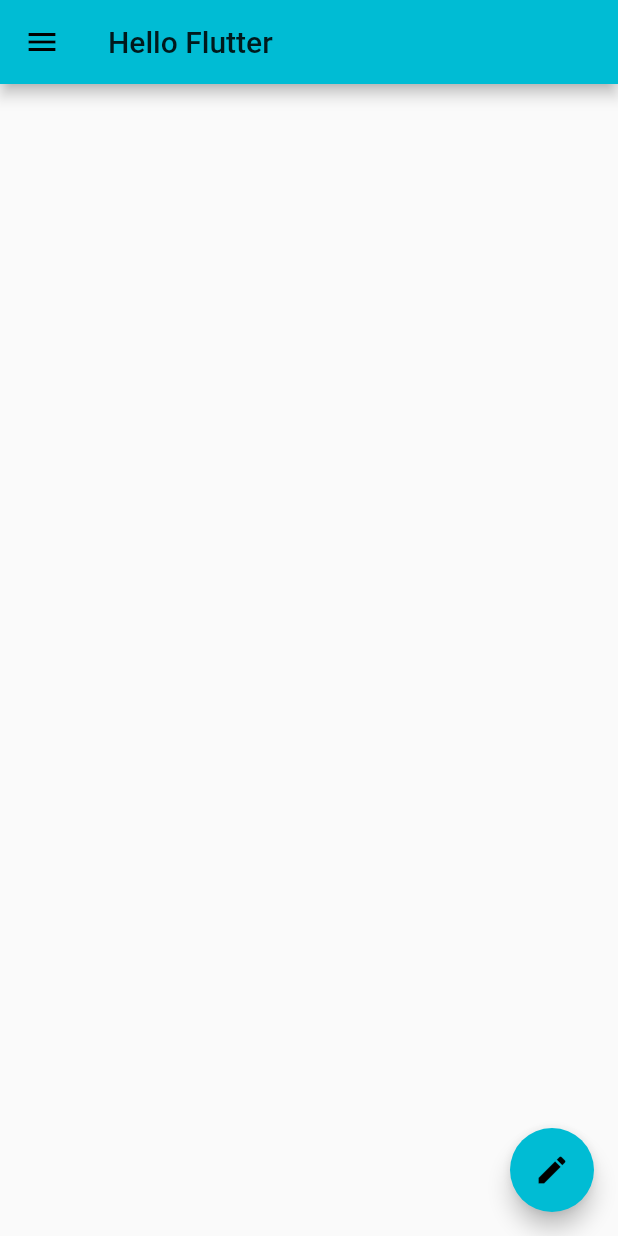
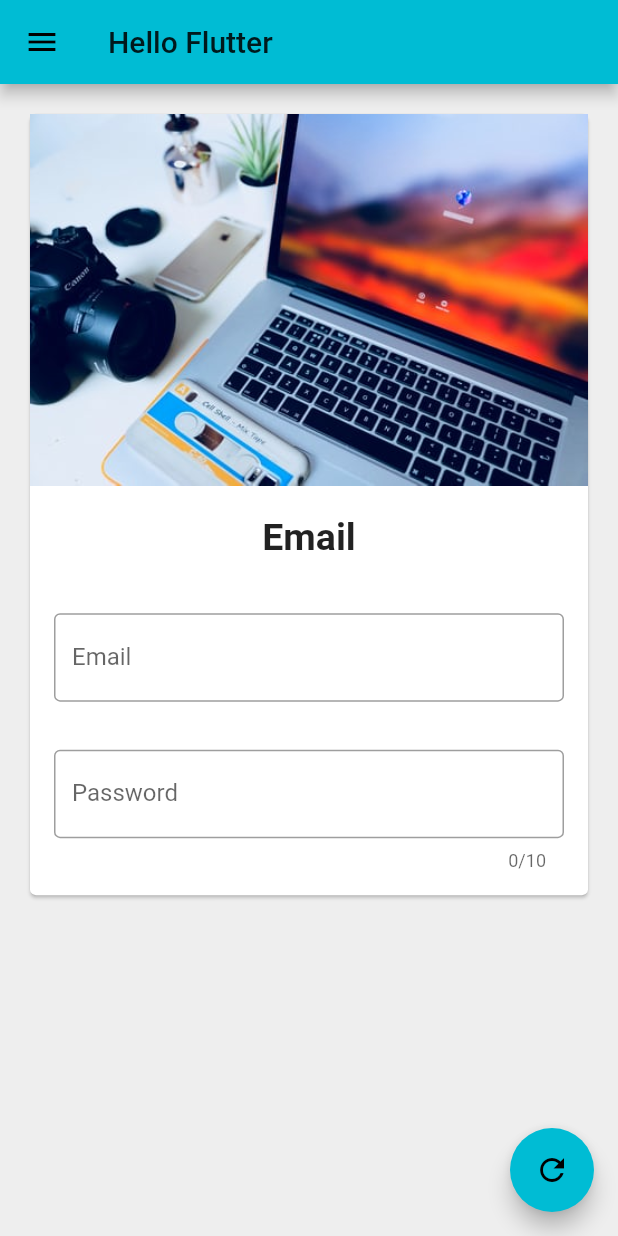
Before and after one commit to souravgopal25/HelloFlutter, a Flutter app: the screen it shows after launch, on a phone screen of 412 x 824 dp. Run offline on Flutter 3.47's test engine with Material 2 defaults, Android fonts, the phone set to English and light mode, and no system bars.

Commit message:
TextController, Worked on TextField

```diff
--- /dev/null
+++ b/lib/HomePage.dart
@@ -0,0 +1,119 @@
+import 'package:flutter/material.dart';
+class HomePage extends StatefulWidget{
+  @override
+  _HomePageState createState() => _HomePageState();
+}
+
+class _HomePageState extends State<HomePage> {
+  TextEditingController _nameController=TextEditingController();
+  var myText="Email";
+  @override
+  void initState() {
+
+    super.initState();
+
+  }
+  @override
+  Widget build(BuildContext context) {
+    return Scaffold(
+      backgroundColor: Colors.grey[200],
+      appBar: AppBar(
+        title:  Text("Hello Flutter"),
+      ),
+      body: Padding(
+        padding: const EdgeInsets.all(16.0),
+        child: SingleChildScrollView(
+          child: Card(
+
+            child: Column(
+              children: <Widget>[
+                Image.asset("assets/bg.jpeg",
+                  fit: BoxFit.cover,
+                ),
+                SizedBox(
+                  height: 20,
+                ),
+                Text(
+                    myText,
+                  style: TextStyle(fontSize: 25,fontWeight: FontWeight.bold),
+                ),
+                SizedBox(
+                  height: 20,
+                ),
+                Padding(
+                  padding: const EdgeInsets.all(16.0),
+                  child: TextField(
+                    controller: _nameController,
+                      keyboardType: TextInputType.emailAddress,
+                      decoration: InputDecoration(
+                          border: OutlineInputBorder(),
+                          hintText: "Enter Your Mail ID ",
+                          labelText: "Email"
+
+                      )
+                  ),
+
+                ),
+                Padding(
+                  padding: const EdgeInsets.all(16.0),
+                  child: TextField(
+                      keyboardType: TextInputType.text,
+                      maxLength: 10,
+                      obscureText: true,
+                      decoration: InputDecoration(
+                          border: OutlineInputBorder(),
+                          hintText: "Enter Your Password",
+                          labelText: "Password"
+
+                      )
+                  ),
+
+                )
+              ],
+            ),
+          ),
+        ),
+      ),
+      drawer: Drawer(
+        child: ListView(
+          padding: EdgeInsets.zero,
+          children:<Widget> [
+            UserAccountsDrawerHeader(
+              accountName: Text("Sourav Sharma"),
+              accountEmail: Text("Souravgopal25@gmail.com"),
+              currentAccountPicture:CircleAvatar(
+                backgroundImage: NetworkImage("https://images.unsplash.com/photo-1570295999919-56ceb5ecca61?ixlib=rb-1.2.1&ixid=eyJhcHBfaWQiOjEyMDd9&auto=format&fit=crop&w=500&q=80"),
+              ) ,
+            ),
+
+            ListTile(leading: Icon(Icons.person),
+              title: Text("Account"),
+              subtitle: Text("Personal"),
+              trailing: Icon(Icons.edit),
+            ),
+            ListTile(leading: Icon(Icons.email),
+              title: Text("Email"),
+              subtitle: Text("***@gmail.com"),
+              trailing: Icon(Icons.send),
+            ),
+            ListTile(leading: Icon(Icons.confirmation_number),
+              title: Text("Ticket"),
+              trailing: Icon(Icons.shop),
+            )
+          ],
+        ),
+      ),
+      floatingActionButton: FloatingActionButton(
+        onPressed: (){
+          myText=_nameController.text;
+          setState(() {
+
+          });
+
+        },
+        child: Icon(Icons.refresh),
+
+      ),
+    );
+  }
+}
--- a/lib/main.dart
+++ b/lib/main.dart
@@ -1,4 +1,6 @@
 import 'package:flutter/material.dart';
+
+import 'HomePage.dart';
 
 void main(){
   runApp(MaterialApp(
@@ -10,49 +12,3 @@ void main(){
   ));
 
 }
-
-class HomePage extends StatelessWidget{
-  @override
-  Widget build(BuildContext context) {
-    return Scaffold(
-      appBar: AppBar(
-        title:  Text("Hello Flutter"),
-      ),
-      body: Container(),
-      drawer: Drawer(
-        child: ListView(
-          padding: EdgeInsets.zero,
-          children:<Widget> [
-            UserAccountsDrawerHeader(
-                accountName: Text("Sourav Sharma"),
-                accountEmail: Text("Souravgopal25@gmail.com"),
-                currentAccountPicture:CircleAvatar(
-                  backgroundImage: NetworkImage("https://images.unsplash.com/photo-1570295999919-56ceb5ecca61?ixlib=rb-1.2.1&ixid=eyJhcHBfaWQiOjEyMDd9&auto=format&fit=crop&w=500&q=80"),
-                ) ,
-            ),
-
-            ListTile(leading: Icon(Icons.person),
-            title: Text("Account"),
-              subtitle: Text("Personal"),
-              trailing: Icon(Icons.edit),
-            ),
-            ListTile(leading: Icon(Icons.email),
-              title: Text("Email"),
-              subtitle: Text("***@gmail.com"),
-              trailing: Icon(Icons.send),
-            ),
-            ListTile(leading: Icon(Icons.confirmation_number),
-              title: Text("Ticket"),
-              trailing: Icon(Icons.shop),
-            )
-          ],
-        ),
-      ),
-      floatingActionButton: FloatingActionButton(onPressed: (){},
-      child: Icon(Icons.edit),
-
-      ),
-    );
-  }
-
-}
--- a/pubspec.yaml
+++ b/pubspec.yaml
@@ -44,9 +44,9 @@ flutter:
   # the material Icons class.
   uses-material-design: true
 
-  # To add assets to your application, add an assets section, like this:
-  # assets:
-  #   - images/a_dot_burr.jpeg
+    # To add assets to your application, add an assets section, like this:
+  assets:
+    - assets/
   #   - images/a_dot_ham.jpeg
 
   # An image asset can refer to one or more resolution-specific "variants", see
```
Also changed, not shown: assets/bg.jpeg (added).
